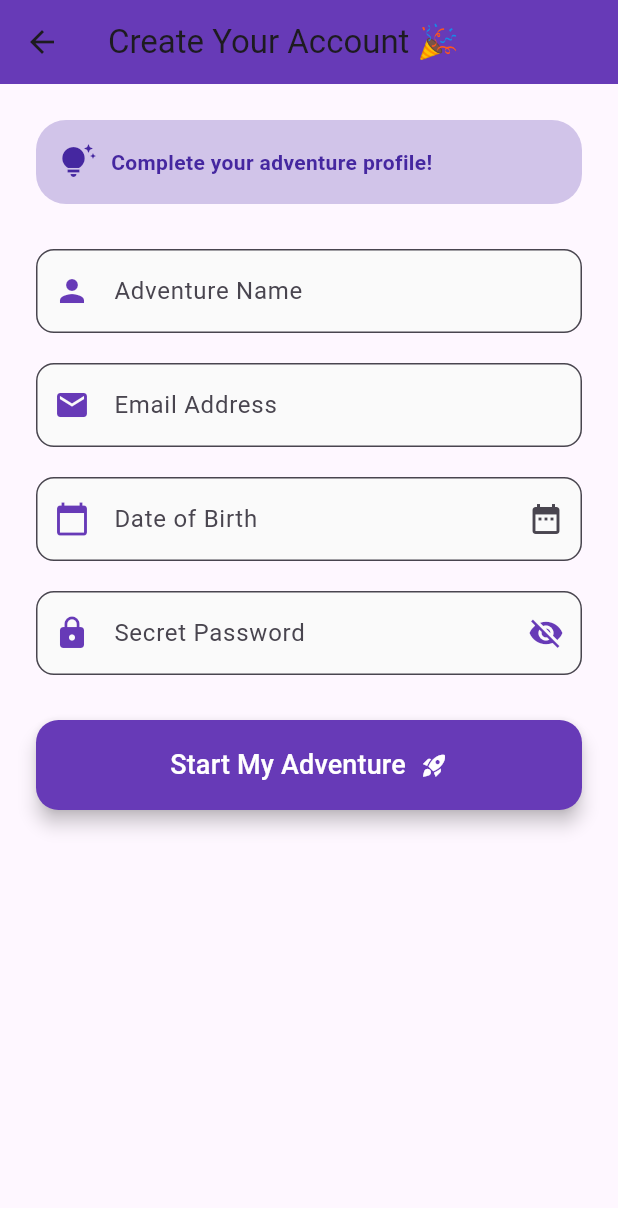
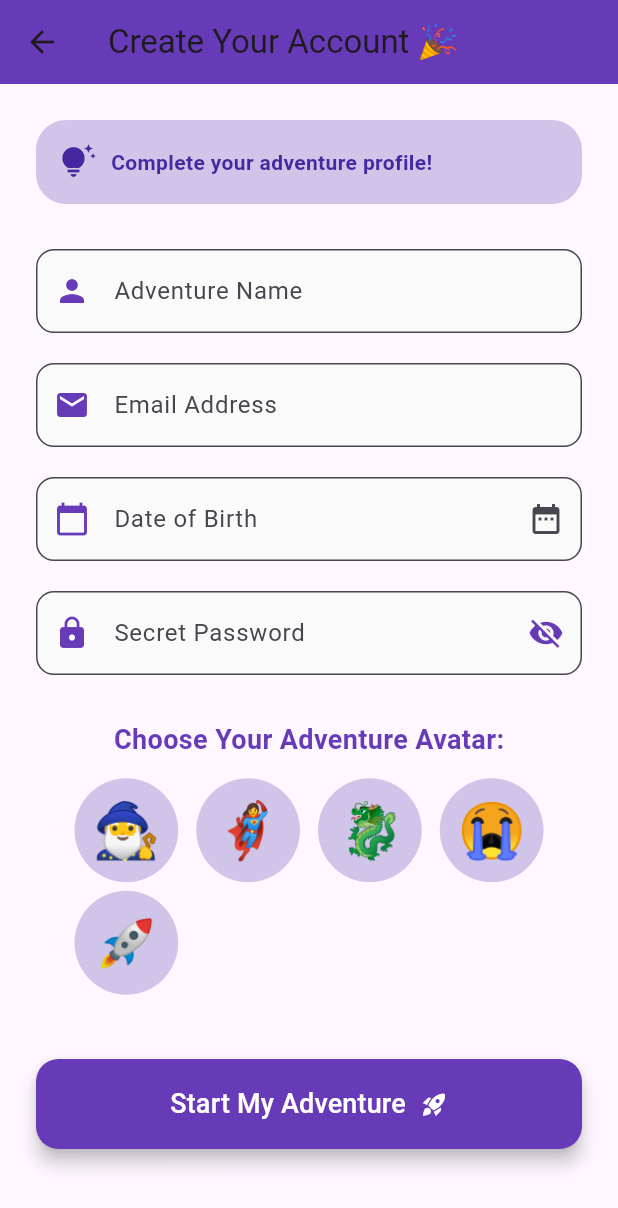
Before and after one commit to Ed-Zheng/MAD_act13, a Flutter app: the screen it shows after launch, after a tap on "Start Adventure", on a phone screen of 412 x 824 dp. Shown: the top 1208 px of the screen. Run offline on Flutter 3.47's test engine with Material 3 defaults, Android fonts, the phone set to English and light mode, and no system bars; our stand-ins replace animated_text_kit, confetti.

Commit message:
Adds main dart and avatar selection

```diff
--- /dev/null
+++ b/lib/main.dart
@@ -0,0 +1,23 @@
+import 'package:flutter/material.dart';
+import 'welcome_screen.dart'; // Import the new screen file
+
+void main() {
+  runApp(const SignupAdventureApp());
+}
+
+class SignupAdventureApp extends StatelessWidget {
+  const SignupAdventureApp({super.key});
+
+  @override
+  Widget build(BuildContext context) {
+    return MaterialApp(
+      title: 'Signup Adventure ',
+      theme: ThemeData(
+        primarySwatch: Colors.deepPurple,
+        fontFamily: 'Roboto',
+      ),
+      home: const WelcomeScreen(), // This points to your imported screen
+      debugShowCheckedModeBanner: false,
+    );
+  }
+}
--- a/lib/signup_screen.dart
+++ b/lib/signup_screen.dart
@@ -16,6 +16,9 @@ class _SignupScreenState extends State<SignupScreen> {
   final TextEditingController _dobController = TextEditingController();
   bool _isPasswordVisible = false;
   bool _isLoading = false;
+
+  final List<String> _avatars = ['🧙‍♂️', '🦸‍♀️', '🐉', '😭', '🚀'];
+  String? _selectedAvatar;
 
   @override
   void dispose() {
@@ -42,7 +45,7 @@ class _SignupScreenState extends State<SignupScreen> {
   }
 
   void _submitForm() {
-    if (_formKey.currentState!.validate()) {
+    if (_formKey.currentState!.validate() && _selectedAvatar != null) {
       setState(() {
         _isLoading = true;
       });
@@ -57,10 +60,20 @@ class _SignupScreenState extends State<SignupScreen> {
         Navigator.pushReplacement(
           context,
           MaterialPageRoute(
-            builder: (context) => SuccessScreen(userName: _nameController.text),
+            builder: (context) => SuccessScreen(
+              userName: _nameController.text,
+              userAvatar: _selectedAvatar!,
+            ),
           ),
         );
       });
+    } else if (_selectedAvatar == null) {
+      ScaffoldMessenger.of(context).showSnackBar(
+        const SnackBar(
+          content: Text('Choose an avatar to start your adventure!'),
+          backgroundColor: Colors.deepPurple,
+        ),
+      );
     }
   }
 
@@ -206,6 +219,56 @@ class _SignupScreenState extends State<SignupScreen> {
                 const SizedBox(height: 30),
 
                 // Submit Button w/ Loading Animation
+                const Text(
+                  'Choose Your Adventure Avatar:',
+                  style: TextStyle(
+                    fontSize: 18,
+                    fontWeight: FontWeight.bold,
+                    color: Colors.deepPurple,
+                  ),
+                ),
+                const SizedBox(height: 10),
+                Wrap(
+                  spacing: 12,
+                  children: _avatars.map((emoji) {
+                    final bool isSelected = _selectedAvatar == emoji;
+                    return GestureDetector(
+                      onTap: () {
+                        setState(() {
+                          _selectedAvatar = emoji;
+                        });
+                      },
+                      child: AnimatedContainer(
+                        duration: const Duration(milliseconds: 300),
+                        padding: const EdgeInsets.all(12),
+                        decoration: BoxDecoration(
+                          shape: BoxShape.circle,
+                          color: isSelected
+                              ? Colors.deepPurple
+                              : Colors.deepPurple[100],
+                          boxShadow: isSelected
+                              ? [
+                                  BoxShadow(
+                                    color: Colors.deepPurple.withOpacity(0.4),
+                                    blurRadius: 10,
+                                    spreadRadius: 2,
+                                  )
+                                ]
+                              : [],
+                        ),
+                        child: Text(
+                          emoji,
+                          style: TextStyle(
+                            fontSize: 36,
+                            color: isSelected ? Colors.white : Colors.black,
+                          ),
+                        ),
+                      ),
+                    );
+                  }).toList(),
+                ),
+
+                const SizedBox(height: 40),
                 AnimatedContainer(
                   duration: const Duration(milliseconds: 300),
                   width: _isLoading ? 60 : double.infinity,
@@ -213,7 +276,7 @@ class _SignupScreenState extends State<SignupScreen> {
                   child: _isLoading
                       ? const Center(
                           child: CircularProgressIndicator(
-                            valueColor: AlwaysStoppedAnimation<Color>(
+                              valueColor: AlwaysStoppedAnimation<Color>(
                                 Colors.deepPurple),
                           ),
                         )
@@ -232,7 +295,7 @@ class _SignupScreenState extends State<SignupScreen> {
                             children: [
                               Text(
                                 'Start My Adventure',
-                                style: TextStyle(
+                                  style: TextStyle(
                                     fontSize: 18, color: Colors.white),
                               ),
                               SizedBox(width: 10),
```
Also changed, not shown: lib/success_screen.dart (+13 -1 lines).
